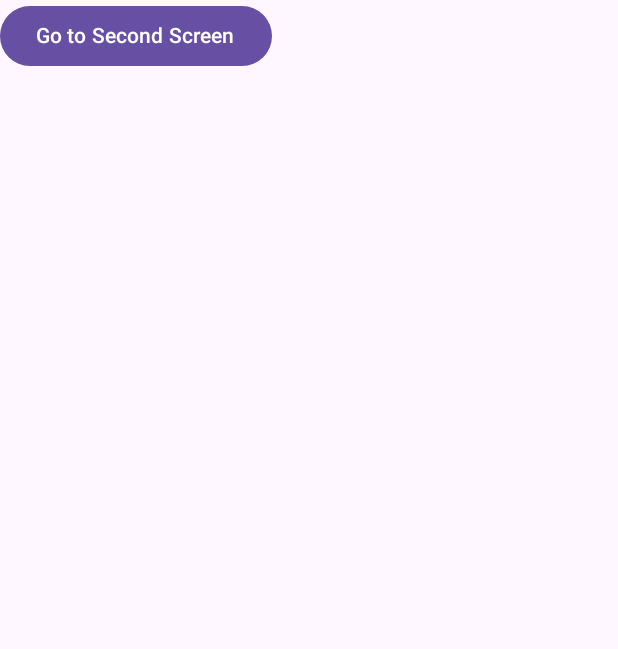
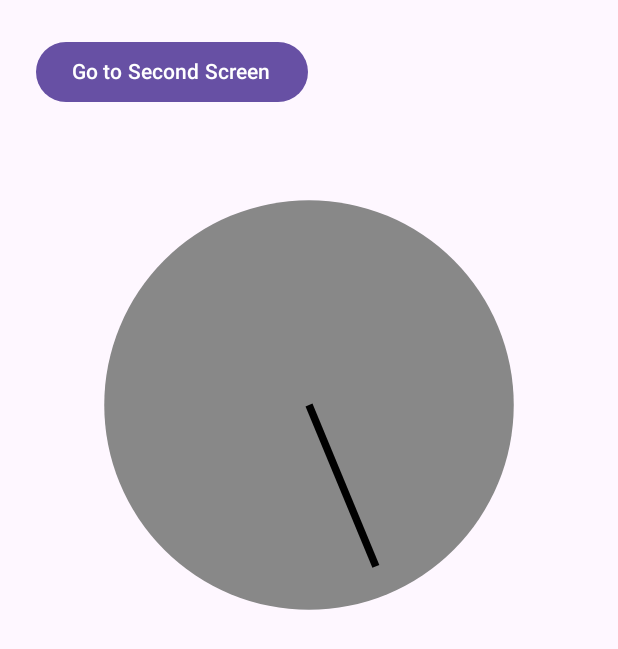
Before and after one commit to gull28/sleepcycle, an Android app built with Jetpack Compose: the screen it shows after launch (MainActivity), on a phone screen of 412 x 824 dp. Shown: the top 649 px of the screen. Run offline under Robolectric (Android 15) with nearby library versions, the phone set to English and light mode, and no system bars; our stand-ins replace Dagger/Hilt's generated code.

Commit message:
Clock invention

```diff
--- /dev/null
+++ b/app/src/main/java/com/example/sleep_cycle/ui/components/Clock.kt
@@ -0,0 +1,79 @@
+package com.example.sleep_cycle.ui.components
+
+import androidx.compose.foundation.Canvas
+import androidx.compose.foundation.layout.aspectRatio
+import androidx.compose.foundation.layout.fillMaxWidth
+import androidx.compose.runtime.Composable
+import androidx.compose.runtime.LaunchedEffect
+import androidx.compose.runtime.getValue
+import androidx.compose.runtime.mutableStateOf
+import androidx.compose.runtime.remember
+import androidx.compose.runtime.setValue
+import androidx.compose.ui.Modifier
+import androidx.compose.ui.geometry.Offset
+import androidx.compose.ui.geometry.Size
+import androidx.compose.ui.graphics.Color
+import androidx.compose.ui.graphics.drawscope.DrawScope
+import androidx.compose.ui.unit.dp
+import java.util.Calendar
+import kotlin.math.PI
+import kotlin.math.cos
+import kotlin.math.sin
+
+@Composable
+fun Clock() {
+    var currentTime by remember { mutableStateOf(Calendar.getInstance()) }
+
+    // Update time every second
+    LaunchedEffect(Unit) {
+        while (true) {
+            kotlinx.coroutines.delay(1000L)
+            currentTime = Calendar.getInstance()
+        }
+    }
+
+    val calendar = currentTime
+    val hour = calendar.get(Calendar.HOUR_OF_DAY)
+    val minute = calendar.get(Calendar.MINUTE)
+
+    val degreesPerHour = 360.0 / 24
+    val degreesPerMinute = degreesPerHour / 60
+
+    val clockHandLocation: Double = (degreesPerHour * hour) + (degreesPerMinute * minute)
+
+    Canvas(
+        modifier = Modifier
+            .fillMaxWidth()
+            .aspectRatio(1f)
+    ) {
+        drawClockFace(size = size)
+        drawClockHand(size = size, angle = clockHandLocation)
+    }
+}
+
+fun DrawScope.drawClockFace(size: Size) {
+    // Draw clock face
+    drawCircle(
+        color = Color.Gray,
+        radius = size.minDimension / 2 * 0.75f,
+        center = Offset(size.width / 2, size.height / 2)
+    )
+}
+
+fun DrawScope.drawClockHand(size: Size, angle: Double) {
+    val radius = size.minDimension / 2 * 0.8f
+    val center = Offset(size.width / 2, size.height / 2)
+
+    val handLength = radius * 0.8f
+    val handEnd = Offset(
+        center.x + (handLength * cos((angle - 90) * PI / 180)).toFloat(),
+        center.y + (handLength * sin((angle - 90) * PI / 180)).toFloat()
+    )
+
+    drawLine(
+        color = Color.Black,
+        start = center,
+        end = handEnd,
+        strokeWidth = 5.dp.toPx()
+    )
+}
--- a/app/src/main/java/com/example/sleep_cycle/ui/components/SleepCycleAdapter.kt
+++ b/app/src/main/java/com/example/sleep_cycle/ui/components/SleepCycleAdapter.kt
@@ -2,6 +2,8 @@
 package com.example.sleep_cycle.ui.components
 
 import android.util.Log
+import androidx.compose.animation.animateContentSize
+import androidx.compose.foundation.border
 import androidx.compose.foundation.clickable
 import androidx.compose.foundation.layout.*
 import androidx.compose.material3.Button
@@ -18,6 +20,7 @@ import androidx.compose.runtime.setValue
 import androidx.compose.ui.Alignment
 import androidx.compose.ui.Modifier
 import androidx.compose.ui.platform.LocalContext
+import androidx.compose.ui.unit.Dp
 import androidx.compose.ui.unit.dp
 import androidx.navigation.NavController
 import com.example.sleep_cycle.data.models.SleepCycle
@@ -33,11 +36,7 @@ fun SleepCycleList(
     sleepCycleViewModel: SleepCycleViewModel,
     limit: Int,
 ) {
-
-    val listCount = remember {
-        mutableIntStateOf(limit)
-    }
-
+    val listCount = remember { mutableIntStateOf(limit) }
     var activeSleepCycleId by remember { mutableStateOf(sleepCycles.find { it.isActive == 1 }?.id) }
 
     var mutatedSleepCycles = sleepCycles;
@@ -45,10 +44,17 @@ fun SleepCycleList(
         mutatedSleepCycles = sleepCycles.slice(indices = IntRange(0, listCount.intValue - 1))
     }
 
-    val showShowMoreButton = mutatedSleepCycles.size > listCount.intValue
+    val showShowMoreButton = sleepCycles.size > listCount.intValue
 
-    Column(modifier = Modifier.fillMaxSize()) {
-        sleepCycles.forEach { sleepCycle ->
+    Column(
+        modifier = Modifier
+            .fillMaxWidth()
+            .animateContentSize()
+            .heightIn(max = if (showShowMoreButton) Dp.Unspecified else 200.dp) // Restrict height initially
+    ) {
+
+
+        mutatedSleepCycles.forEach { sleepCycle ->
             SleepCycleItem(
                 sleepCycle = sleepCycle,
                 isActive = activeSleepCycleId == sleepCycle.id,
@@ -58,26 +64,28 @@ fun SleepCycleList(
                 },
                 onToggleActive = { id ->
                     sleepCycleViewModel.toggleActive(id)
-                    if(id == activeSleepCycleId){
+                    if (id == activeSleepCycleId) {
                         activeSleepCycleId = null
                         return@SleepCycleItem
                     }
-
                     activeSleepCycleId = id
                 }
             )
         }
 
         if(showShowMoreButton){
-            Button(onClick = {
-                listCount.intValue += 5
+            Button(
+                modifier = Modifier.padding(8.dp),
+                onClick = {
+                listCount.intValue += 1
             }) {
-
+                Text(text = "Show more")
             }
         }
+
+
     }
 }
-
 
 @Composable
 fun SleepCycleItem(
@@ -86,11 +94,10 @@ fun SleepCycleItem(
     onClick: () -> Unit,
     onToggleActive: (Long) -> Unit
 ) {
-
     Surface(
         modifier = Modifier
             .fillMaxWidth()
-            .padding(8.dp)
+            .padding(vertical = 4.dp)
             .clickable(onClick = onClick),
         color = MaterialTheme.colorScheme.surface,
         shadowElevation = 2.dp
@@ -118,9 +125,8 @@ fun SleepCycleItem(
             Switch(
                 checked = isActive,
                 onCheckedChange = { isChecked ->
-                        sleepCycle.id?.let {
-                            onToggleActive(it)
-
+                    sleepCycle.id?.let {
+                        onToggleActive(it)
                     }
                 }
             )
--- a/app/src/main/java/com/example/sleep_cycle/ui/screens/HomeFragment.kt
+++ b/app/src/main/java/com/example/sleep_cycle/ui/screens/HomeFragment.kt
@@ -2,34 +2,68 @@ package com.example.sleep_cycle.ui.screens
 
 import android.annotation.SuppressLint
 import android.util.Log
+import androidx.compose.foundation.Canvas
+import androidx.compose.foundation.layout.Box
 import androidx.compose.foundation.layout.Column
+import androidx.compose.foundation.layout.Spacer
+import androidx.compose.foundation.layout.aspectRatio
+import androidx.compose.foundation.layout.fillMaxSize
+import androidx.compose.foundation.layout.fillMaxWidth
+import androidx.compose.foundation.layout.height
+import androidx.compose.foundation.layout.padding
 import androidx.compose.material3.Button
 import androidx.compose.material3.Text
-import androidx.compose.runtime.Composable
+import androidx.compose.runtime.*
+import androidx.compose.ui.Modifier
+import androidx.compose.ui.geometry.Offset
+import androidx.compose.ui.geometry.Size
+import androidx.compose.ui.graphics.Color
+import androidx.compose.ui.graphics.drawscope.DrawScope
 import androidx.compose.ui.platform.LocalContext
+import androidx.compose.ui.unit.dp
 import androidx.navigation.NavController
 import com.example.sleep_cycle.data.repository.SleepCycleRepository
 import com.example.sleep_cycle.data.viewmodels.SleepCycleViewModel
 import com.example.sleep_cycle.ui.components.SleepCycleList
+import java.util.Calendar
+import kotlin.math.cos
+import kotlin.math.sin
+import kotlin.math.PI
+import androidx.compose.foundation.rememberScrollState
+import androidx.compose.foundation.verticalScroll
+import com.example.sleep_cycle.ui.components.Clock
 
-@SuppressLint("UnrememberedGetBackStackEntry")
 @Composable
 fun HomeScreen(navController: NavController, viewModel: SleepCycleViewModel) {
     val context = LocalContext.current
     val sleepCycleRepository = SleepCycleRepository(context)
     val sleepCycles = sleepCycleRepository.getAllSleepCycles()
 
-    Column {
-        Button(onClick = { navController.navigate("newCycleScreen") }) {
-            Text("Go to Second Screen")
+    // Wrap the content in a scrollable Box
+    Box(
+        modifier = Modifier
+            .fillMaxSize()
+            .verticalScroll(rememberScrollState())
+            .padding(8.dp)
+    ) {
+        Column(
+            modifier = Modifier
+                .fillMaxSize()
+                .padding(16.dp)
+        ) {
+            Button(
+                onClick = { navController.navigate("newCycleScreen") },
+                modifier = Modifier.padding(bottom = 16.dp)
+            ) {
+                Text("Go to Second Screen")
+            }
+
+            // TODO: Create conditional render as well as display time slots for active cycle
+            Clock()
+
+            Spacer(modifier = Modifier.height(16.dp))
+
+            SleepCycleList(sleepCycles, navController, viewModel, limit = 3)
         }
-
-        SleepCycleList(sleepCycles, navController, viewModel, limit = 1)
     }
 }
-
-//@Preview(showBackground = true)
-//@Composable
-//fun HomeScreenPreview() {
-//    HomeScreen(navController = rememberNavController(), )
-//}
--- a/app/src/main/java/com/example/sleep_cycle/ui/screens/NewCycleFragment.kt
+++ b/app/src/main/java/com/example/sleep_cycle/ui/screens/NewCycleFragment.kt
@@ -90,10 +90,15 @@ fun NewCycleFragment(navController: NavController, viewModel: SleepCycleViewMode
         ) {
             Button(
                 onClick = {
-                    val sleepCycle = SleepCycle(name = name.value, sleepTimes = sleepTimes, isActive = 0)
-
-                    sleepCycleRepository.addSleepCycle(sleepCycle = sleepCycle)
-                    navController.navigate("home")
+                    try{
+                        val sleepCycle = SleepCycle(name = name.value, sleepTimes = sleepTimes, isActive = 0)
+                        Log.d("zazaz124123123", sleepTimes.toString())
+                        val res = sleepCycleRepository.addSleepCycle(sleepCycle = sleepCycle)
+                        Log.d("respose from savenewcycle", res.toString())
+                        navController.navigate("home")
+                    }catch (e: Exception){
+                        Log.e("exceptionally bad", e.message.toString())
+                    }
                 },
 
             ) {
```
